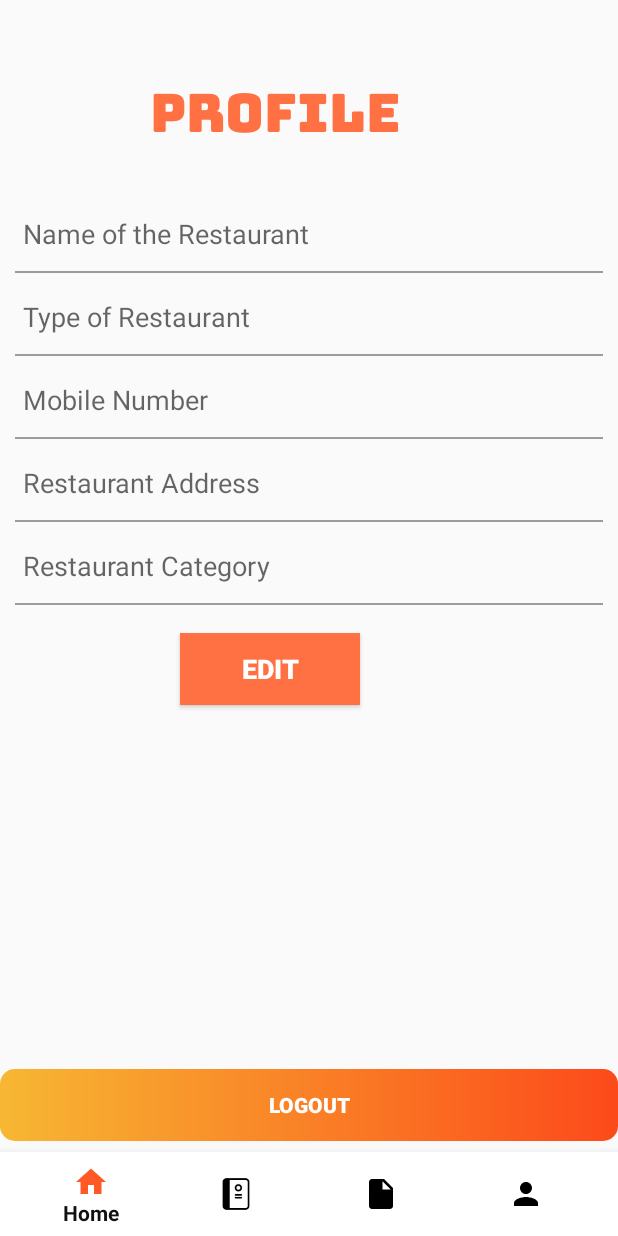
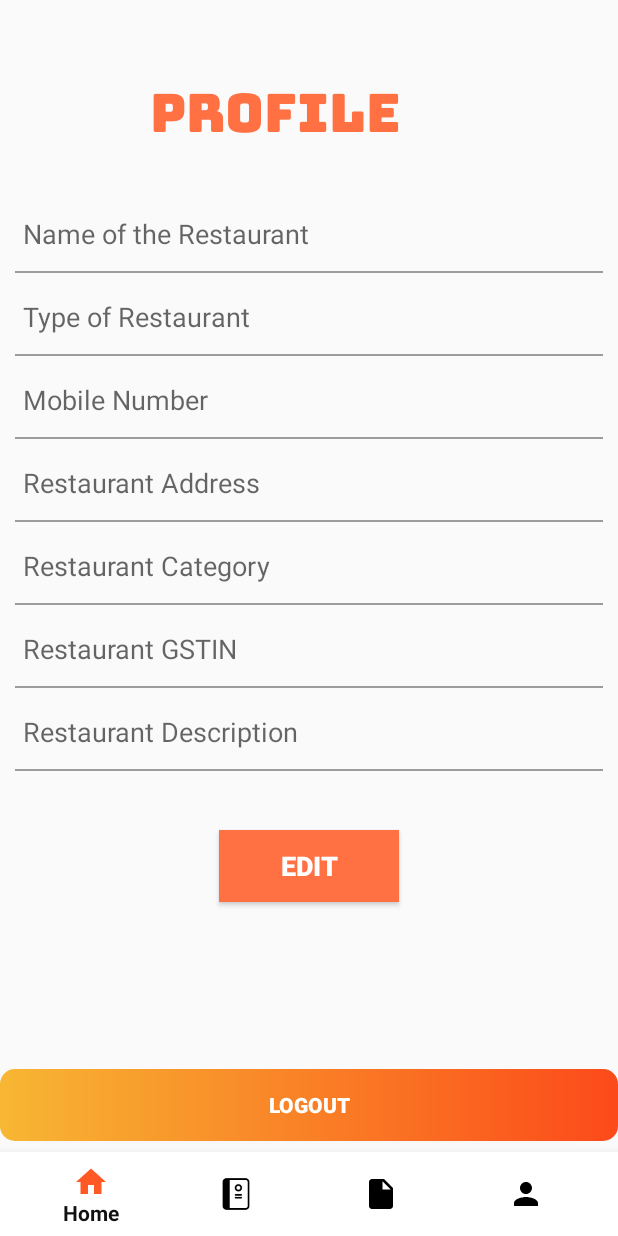
Before and after one commit to astlerussel/Is_It_Vacant_Restaurant_Manager, an Android app: the fragment ProfileFragment placed in its activity, on a phone screen of 412 x 824 dp. Run offline under Robolectric (Android 15) with nearby library versions, the phone set to English and light mode, and no system bars; our stand-ins replace Firebase (no records; nobody signed in at launch, a user with empty details on screens opened directly).

Commit message:
profile frag display done

```diff
--- a/app/src/main/java/com/example/isitvacantrestaurantmanager/ProfileFragment.java
+++ b/app/src/main/java/com/example/isitvacantrestaurantmanager/ProfileFragment.java
@@ -4,21 +4,30 @@ package com.example.isitvacantrestaurantmanager;
 import android.content.Intent;
 import android.os.Bundle;
 
+import androidx.annotation.Nullable;
 import androidx.fragment.app.Fragment;
 
 import android.view.LayoutInflater;
 import android.view.View;
 import android.view.ViewGroup;
 import android.widget.Button;
+import android.widget.TextView;
 import android.widget.Toast;
 
 import com.google.firebase.auth.FirebaseAuth;
+import com.google.firebase.firestore.DocumentReference;
+import com.google.firebase.firestore.DocumentSnapshot;
+import com.google.firebase.firestore.EventListener;
+import com.google.firebase.firestore.FirebaseFirestore;
+import com.google.firebase.firestore.FirebaseFirestoreException;
 
 
 /**
  * A simple {@link Fragment} subclass.
  */
 public class ProfileFragment extends Fragment {
+
+TextView restoName,restoLoc,restoNum,restoType,restoGSTIN,restoCat,restoDes;
 
 
     private static final String ARG_PARAM1 = "param1";
@@ -72,6 +81,15 @@ public class ProfileFragment extends Fragment {
                              Bundle savedInstanceState) {
         // Inflate the layout for this fragment
         view = inflater.inflate(R.layout.fragment_profile, container, false);
+        restoCat = view.findViewById(R.id.Res_Category);
+        restoDes = view.findViewById(R.id.res_des);
+        restoGSTIN = view.findViewById(R.id.res_gstin);
+        restoLoc = view.findViewById(R.id.Res_address);
+        restoName = view.findViewById(R.id.food_title);
+        restoNum = view.findViewById(R.id.Mobile_Number);
+        restoType = view.findViewById(R.id.Res_type);
+
+
         Edit = view.findViewById(R.id.Edit_profile);
         Logout = view.findViewById(R.id.logout);
         Logout.setOnClickListener(new View.OnClickListener() {
@@ -97,4 +115,38 @@ public class ProfileFragment extends Fragment {
         return view;
     }
 
+
+    @Override
+    public void onStart() {
+        super.onStart();
+        String uid = FirebaseAuth.getInstance().getUid();
+
+        DocumentReference documentReferences2 = FirebaseFirestore.getInstance().collection("restaurants").document(uid);
+        documentReferences2.addSnapshotListener(getActivity(), new EventListener<DocumentSnapshot>() {
+            @Override
+            public void onEvent(@Nullable DocumentSnapshot documentSnapshot, @Nullable FirebaseFirestoreException e) {
+
+                if (documentSnapshot.exists()){
+
+
+                    restoName.setText(documentSnapshot.getString("name"));
+                    restoCat.setText(documentSnapshot.getString("category"));
+                    restoDes.setText(documentSnapshot.getString("discription"));
+                    restoGSTIN.setText(documentSnapshot.getString("GSTIN_NUMBER"));
+                    restoLoc.setText(documentSnapshot.getString("Address"));
+                    restoNum.setText(documentSnapshot.getString("Mobile"));
+                    restoType.setText(documentSnapshot.getString("Type"));
+
+                }
+
+
+
+
+
+
+
+
+            }
+        });
+    }
 }
--- a/app/src/main/res/layout/fragment_profile.xml
+++ b/app/src/main/res/layout/fragment_profile.xml
@@ -4,6 +4,52 @@
     android:layout_width="match_parent"
     android:layout_height="match_parent"
     tools:context=".ProfileFragment">
+
+    <LinearLayout
+        android:layout_width="match_parent"
+        android:layout_height="1dp"
+        android:layout_below="@+id/res_des"
+        android:layout_marginLeft="10dp"
+        android:layout_marginRight="10dp"
+        android:background="#60000000" />
+
+    <LinearLayout
+        android:layout_below="@+id/res_gstin"
+        android:layout_width="match_parent"
+        android:layout_marginLeft="10dp"
+        android:layout_marginRight="10dp"
+        android:layout_height="1dp"
+        android:background="#60000000" />
+
+    <TextView
+        android:id="@+id/res_des"
+        android:layout_width="match_parent"
+        android:layout_height="50dp"
+        android:layout_below="@+id/res_gstin"
+        android:layout_centerHorizontal="true"
+        android:layout_marginLeft="10dp"
+        android:layout_marginTop="5dp"
+        android:layout_marginRight="10dp"
+        android:elevation="10dp"
+        android:gravity="left|center"
+        android:hint="Restaurant Description"
+        android:padding="5dp"
+        android:textSize="18dp" />
+
+    <TextView
+        android:id="@+id/res_gstin"
+        android:layout_width="match_parent"
+        android:layout_height="50dp"
+        android:layout_below="@+id/Res_Category"
+        android:layout_centerHorizontal="true"
+        android:layout_marginLeft="10dp"
+        android:layout_marginTop="5dp"
+        android:layout_marginRight="10dp"
+        android:elevation="10dp"
+        android:gravity="left|center"
+        android:hint="Restaurant GSTIN"
+        android:padding="5dp"
+        android:textSize="18dp" />
 
     <TextView
         android:id="@+id/profile"
@@ -129,19 +175,22 @@
         android:layout_height="1dp"
         android:background="#60000000"
         />
+
     <Button
         android:id="@+id/Edit_profile"
         android:layout_width="120dp"
         android:layout_height="wrap_content"
+        android:layout_below="@id/Res_Category"
+        android:layout_centerHorizontal="true"
+        android:layout_marginLeft="120dp"
+        android:layout_marginTop="151dp"
+        android:background="#FF7043"
+        android:gravity="center"
         android:text="Edit"
-        android:textStyle="bold"
         android:textColor="#fff"
         android:textSize="18dp"
-        android:gravity="center"
-        android:layout_below="@id/Res_Category"
-        android:layout_marginTop="20dp"
-        android:layout_marginLeft="120dp"
-        android:background="#FF7043"/>
+        android:textStyle="bold" />
+
     <Button
         android:id="@+id/logout"
         android:layout_width="match_parent"
```
